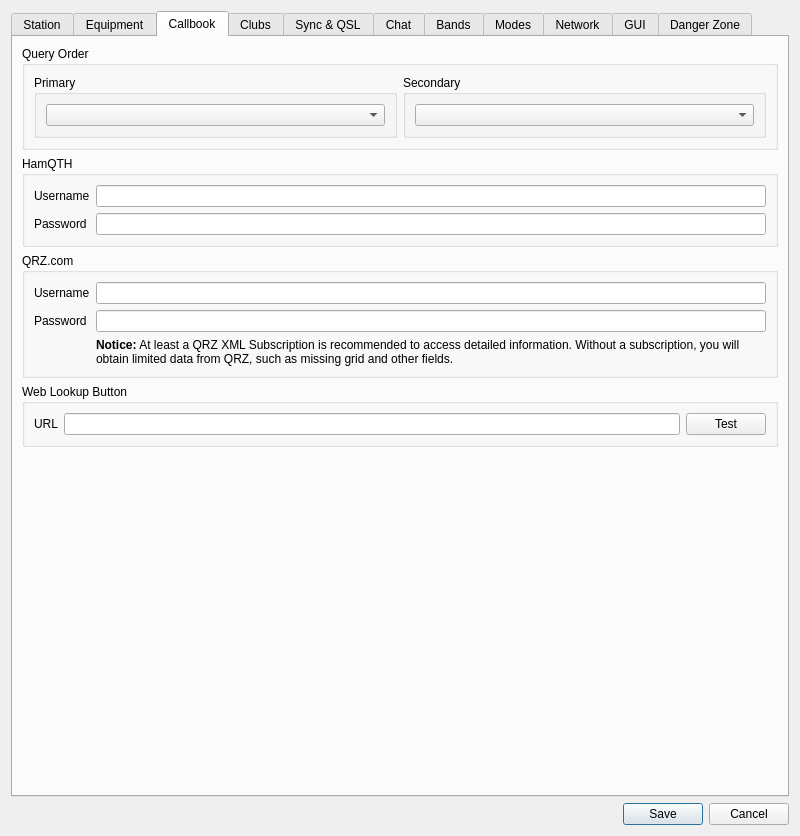
Before: the Qt Designer form ui/SettingsDialog.ui in aa5sh/QLog, drawn with Qt 5.
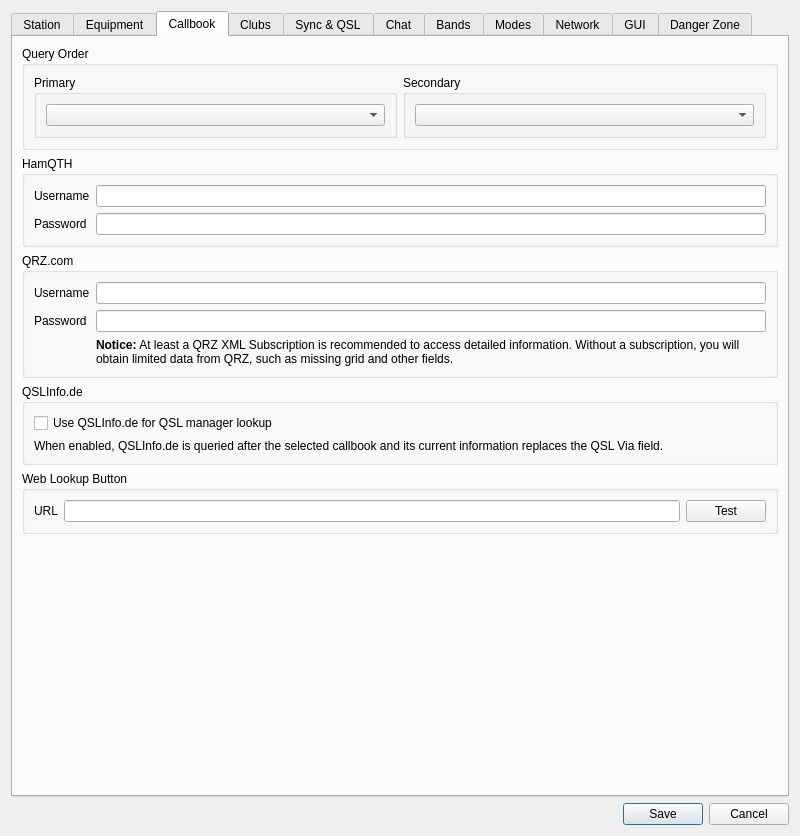
After: the same form once the commit is applied. The open tabs and pages were chosen to show the change. Icons and pictures are not drawn. Custom widgets are drawn as their Qt base class.

Commit message:
QSL Manager
Added an option to use qslinfo.de for qsl manager info.  If it is available it will prioritize it over callbook lookup.

The edit to the form file:
```diff
--- a/ui/SettingsDialog.ui
+++ b/ui/SettingsDialog.ui
@@ -3399,6 +3399,35 @@
            </widget>
           </item>
          </layout>
+       </widget>
+      </item>
+      <item>
+        <widget class="QGroupBox" name="qslInfoGroupBox">
+         <property name="title">
+          <string>QSLInfo.de</string>
+         </property>
+         <layout class="QVBoxLayout" name="qslInfoVerticalLayout">
+          <item>
+           <widget class="QCheckBox" name="qslInfoEnableCheckBox">
+            <property name="toolTip">
+             <string>Look up DX QSL routing information and replace the QSL Via value returned by the primary or secondary callbook.</string>
+            </property>
+            <property name="text">
+             <string>Use QSLInfo.de for QSL manager lookup</string>
+            </property>
+           </widget>
+          </item>
+          <item>
+           <widget class="QLabel" name="qslInfoNotice">
+            <property name="text">
+             <string>When enabled, QSLInfo.de is queried after the selected callbook and its current information replaces the QSL Via field.</string>
+            </property>
+            <property name="wordWrap">
+             <bool>true</bool>
+            </property>
+           </widget>
+          </item>
+         </layout>
         </widget>
        </item>
        <item>
```
The commit also changes 11 other files.
